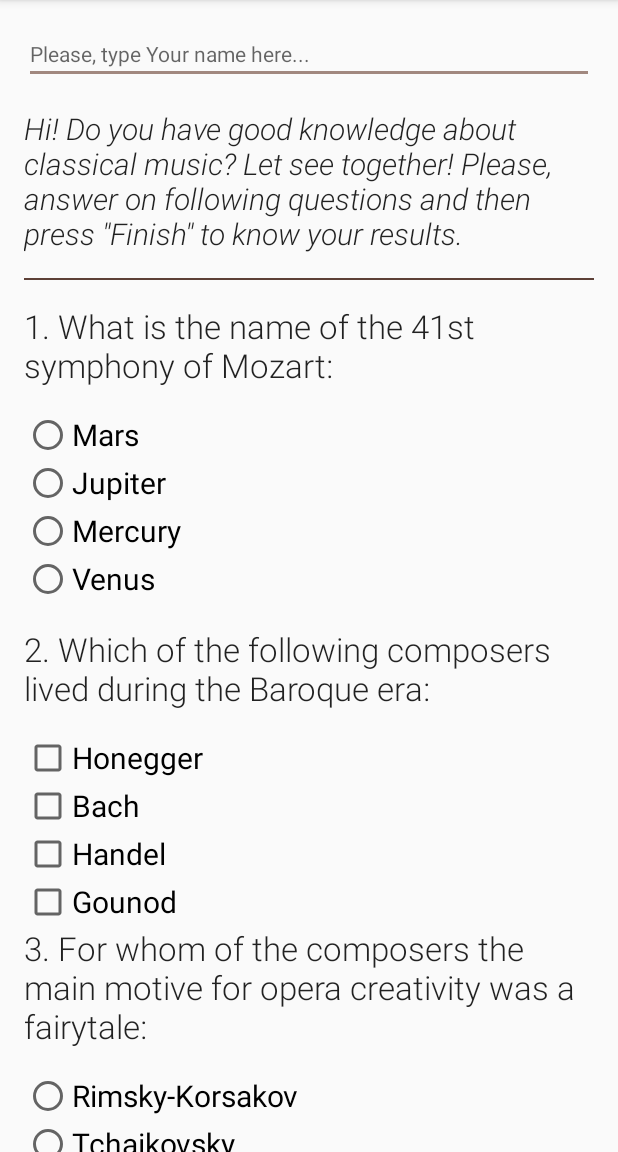
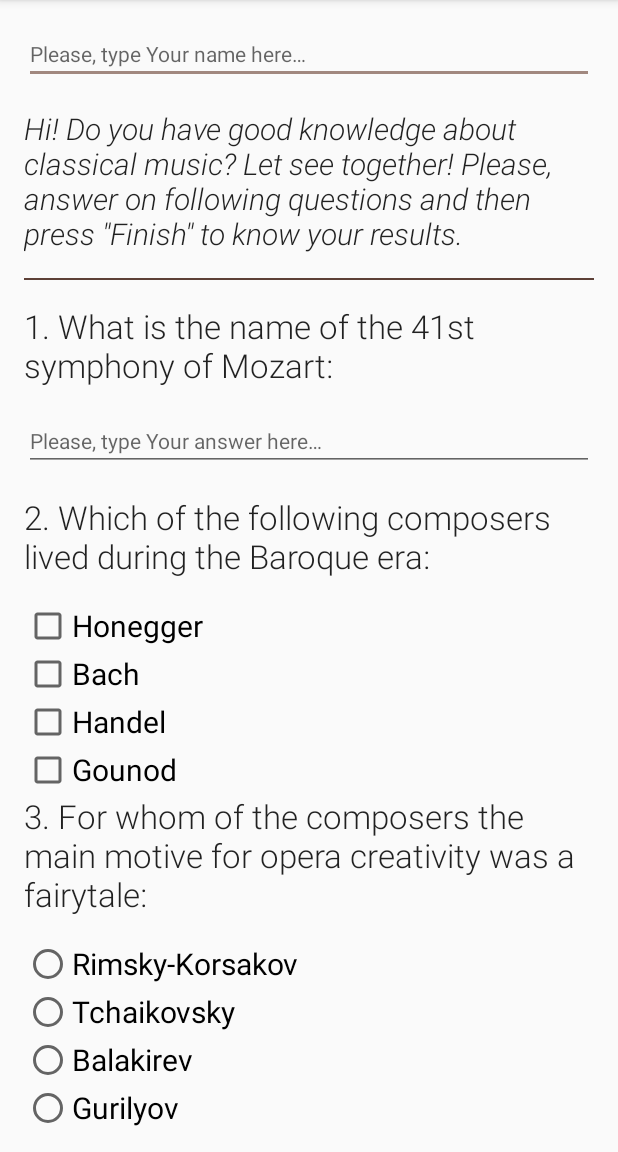
Before and after one commit to AlexanderTopchiy/classical-music-quiz-app, an Android app: the screen it shows after launch (MainActivity), on a phone screen of 412 x 824 dp, the part 84-1236 px from its top. Run offline under Robolectric (Android 15) with nearby library versions, the phone set to English and light mode, and no system bars.

Commit message:
Changed answers for question 1 from RadioButtons to EditText field.
Added saving player name when changing orientation to landscape mode.

```diff
--- a/app/src/main/res/layout/activity_main.xml
+++ b/app/src/main/res/layout/activity_main.xml
@@ -12,8 +12,8 @@
         android:padding="16dp">
 
         <EditText
+            android:id="@+id/name_edit_text"
             style="@style/nameTextField"
-            android:id="@+id/name_edit_text"
             android:hint="@string/name_edit_text" />
 
         <TextView
@@ -30,31 +30,12 @@
             style="@style/questions"
             android:text="@string/question_1" />
 
-        <RadioGroup
-            style="@style/answer_groups"
-            android:id="@+id/group_question_1">
 
-            <RadioButton
-                style="@style/answers"
-                android:id="@+id/answer_1_1"
-                android:text="@string/answer_1_1" />
+        <EditText
+            android:id="@+id/answer_1_edit_text"
+            style="@style/nameTextField"
+            android:hint="@string/answer_1_edit_text" />
 
-            <RadioButton
-                style="@style/answers"
-                android:id="@+id/answer_1_2"
-                android:text="@string/answer_1_2" />
-
-            <RadioButton
-                style="@style/answers"
-                android:id="@+id/answer_1_3"
-                android:text="@string/answer_1_3" />
-
-            <RadioButton
-                style="@style/answers"
-                android:id="@+id/answer_1_4"
-                android:text="@string/answer_1_4" />
-
-        </RadioGroup>
 
         <TextView
             style="@style/questions"
@@ -62,23 +43,23 @@
 
 
         <CheckBox
+            android:id="@+id/answer_2_1"
             style="@style/answers"
-            android:id="@+id/answer_2_1"
             android:text="@string/answer_2_1" />
 
         <CheckBox
+            android:id="@+id/answer_2_2"
             style="@style/answers"
-            android:id="@+id/answer_2_2"
             android:text="@string/answer_2_2" />
 
         <CheckBox
+            android:id="@+id/answer_2_3"
             style="@style/answers"
-            android:id="@+id/answer_2_3"
             android:text="@string/answer_2_3" />
 
         <CheckBox
+            android:id="@+id/answer_2_4"
             style="@style/answers"
-            android:id="@+id/answer_2_4"
             android:text="@string/answer_2_4" />
 
 
@@ -87,27 +68,27 @@
             android:text="@string/question_3" />
 
         <RadioGroup
-            style="@style/answer_groups"
-            android:id="@+id/group_question_3">
+            android:id="@+id/group_question_3"
+            style="@style/answer_groups">
 
             <RadioButton
+                android:id="@+id/answer_3_1"
                 style="@style/answers"
-                android:id="@+id/answer_3_1"
                 android:text="@string/answer_3_1" />
 
             <RadioButton
+                android:id="@+id/answer_3_2"
                 style="@style/answers"
-                android:id="@+id/answer_3_2"
                 android:text="@string/answer_3_2" />
 
             <RadioButton
+                android:id="@+id/answer_3_3"
                 style="@style/answers"
-                android:id="@+id/answer_3_3"
                 android:text="@string/answer_3_3" />
 
             <RadioButton
+                android:id="@+id/answer_3_4"
                 style="@style/answers"
-                android:id="@+id/answer_3_4"
                 android:text="@string/answer_3_4" />
 
         </RadioGroup>
@@ -117,27 +98,27 @@
             android:text="@string/question_4" />
 
         <RadioGroup
-            style="@style/answer_groups"
-            android:id="@+id/group_question_4">
+            android:id="@+id/group_question_4"
+            style="@style/answer_groups">
 
             <RadioButton
+                android:id="@+id/answer_4_1"
                 style="@style/answers"
-                android:id="@+id/answer_4_1"
                 android:text="@string/answer_4_1" />
 
             <RadioButton
+                android:id="@+id/answer_4_2"
                 style="@style/answers"
-                android:id="@+id/answer_4_2"
                 android:text="@string/answer_4_2" />
 
             <RadioButton
+                android:id="@+id/answer_4_3"
                 style="@style/answers"
-                android:id="@+id/answer_4_3"
                 android:text="@string/answer_4_3" />
 
             <RadioButton
+                android:id="@+id/answer_4_4"
                 style="@style/answers"
-                android:id="@+id/answer_4_4"
                 android:text="@string/answer_4_4" />
 
         </RadioGroup>
@@ -147,27 +128,27 @@
             android:text="@string/question_5" />
 
         <RadioGroup
-            style="@style/answer_groups"
-            android:id="@+id/group_question_5">
+            android:id="@+id/group_question_5"
+            style="@style/answer_groups">
 
             <RadioButton
+                android:id="@+id/answer_5_1"
                 style="@style/answers"
-                android:id="@+id/answer_5_1"
                 android:text="@string/answer_5_1" />
 
             <RadioButton
+                android:id="@+id/answer_5_2"
                 style="@style/answers"
-                android:id="@+id/answer_5_2"
                 android:text="@string/answer_5_2" />
 
             <RadioButton
+                android:id="@+id/answer_5_3"
                 style="@style/answers"
-                android:id="@+id/answer_5_3"
                 android:text="@string/answer_5_3" />
 
             <RadioButton
+                android:id="@+id/answer_5_4"
                 style="@style/answers"
-                android:id="@+id/answer_5_4"
                 android:text="@string/answer_5_4" />
 
         </RadioGroup>
@@ -177,17 +158,17 @@
             android:text="@string/question_6" />
 
         <RadioGroup
-            style="@style/answer_groups"
-            android:id="@+id/group_question_6">
+            android:id="@+id/group_question_6"
+            style="@style/answer_groups">
 
             <RadioButton
+                android:id="@+id/answer_6_1"
                 style="@style/answers"
-                android:id="@+id/answer_6_1"
                 android:text="@string/answer_6_1" />
 
             <RadioButton
+                android:id="@+id/answer_6_2"
                 style="@style/answers"
-                android:id="@+id/answer_6_2"
                 android:text="@string/answer_6_2" />
 
             <RadioButton
@@ -198,8 +179,8 @@
                 android:textSize="20sp" />
 
             <RadioButton
+                android:id="@+id/answer_6_4"
                 style="@style/answers"
-                android:id="@+id/answer_6_4"
                 android:text="@string/answer_6_4" />
 
         </RadioGroup>
@@ -209,17 +190,17 @@
             android:text="@string/question_7" />
 
         <RadioGroup
-            style="@style/answer_groups"
-            android:id="@+id/group_question_7">
+            android:id="@+id/group_question_7"
+            style="@style/answer_groups">
 
             <RadioButton
+                android:id="@+id/answer_7_1"
                 style="@style/answers"
-                android:id="@+id/answer_7_1"
                 android:text="@string/answer_7_1" />
 
             <RadioButton
+                android:id="@+id/answer_7_2"
                 style="@style/answers"
-                android:id="@+id/answer_7_2"
                 android:text="@string/answer_7_2" />
 
             <RadioButton
@@ -230,8 +211,8 @@
                 android:textSize="20sp" />
 
             <RadioButton
+                android:id="@+id/answer_7_4"
                 style="@style/answers"
-                android:id="@+id/answer_7_4"
                 android:text="@string/answer_7_4" />
 
         </RadioGroup>
@@ -241,27 +222,27 @@
             android:text="@string/question_8" />
 
         <RadioGroup
-            style="@style/answer_groups"
-            android:id="@+id/group_question_8">
+            android:id="@+id/group_question_8"
+            style="@style/answer_groups">
 
             <RadioButton
+                android:id="@+id/answer_8_1"
                 style="@style/answers"
-                android:id="@+id/answer_8_1"
                 android:text="@string/answer_8_1" />
 
             <RadioButton
+                android:id="@+id/answer_8_2"
                 style="@style/answers"
-                android:id="@+id/answer_8_2"
                 android:text="@string/answer_8_2" />
 
             <RadioButton
+                android:id="@+id/answer_8_3"
                 style="@style/answers"
-                android:id="@+id/answer_8_3"
                 android:text="@string/answer_8_3" />
 
             <RadioButton
+                android:id="@+id/answer_8_4"
                 style="@style/answers"
-                android:id="@+id/answer_8_4"
                 android:text="@string/answer_8_4" />
 
         </RadioGroup>
@@ -271,27 +252,27 @@
             android:text="@string/question_9" />
 
         <RadioGroup
-            style="@style/answer_groups"
-            android:id="@+id/group_question_9">
+            android:id="@+id/group_question_9"
+            style="@style/answer_groups">
 
             <RadioButton
+                android:id="@+id/answer_9_1"
                 style="@style/answers"
-                android:id="@+id/answer_9_1"
                 android:text="@string/answer_9_1" />
 
             <RadioButton
+                android:id="@+id/answer_9_2"
                 style="@style/answers"
-                android:id="@+id/answer_9_2"
                 android:text="@string/answer_9_2" />
 
             <RadioButton
+                android:id="@+id/answer_9_3"
                 style="@style/answers"
-                android:id="@+id/answer_9_3"
                 android:text="@string/answer_9_3" />
 
             <RadioButton
+                android:id="@+id/answer_9_4"
                 style="@style/answers"
-                android:id="@+id/answer_9_4"
                 android:text="@string/answer_9_4" />
 
         </RadioGroup>
@@ -308,41 +289,41 @@
             android:src="@drawable/quiz10" />
 
         <RadioGroup
+            android:id="@+id/group_question_10"
             style="@style/answer_groups"
-            android:id="@+id/group_question_10"
             android:layout_marginBottom="24dp">
 
             <RadioButton
+                android:id="@+id/answer_10_1"
                 style="@style/answers"
-                android:id="@+id/answer_10_1"
                 android:text="@string/answer_10_1" />
 
             <RadioButton
+                android:id="@+id/answer_10_2"
                 style="@style/answers"
-                android:id="@+id/answer_10_2"
                 android:text="@string/answer_10_2" />
 
             <RadioButton
+                android:id="@+id/answer_10_3"
                 style="@style/answers"
-                android:id="@+id/answer_10_3"
                 android:text="@string/answer_10_3" />
 
             <RadioButton
+                android:id="@+id/answer_10_4"
                 style="@style/answers"
-                android:id="@+id/answer_10_4"
                 android:text="@string/answer_10_4" />
 
         </RadioGroup>
 
         <Button
+            android:id="@+id/btn_finish"
             style="@style/buttons"
-            android:id="@+id/btn_finish"
             android:onClick="finishQuiz"
             android:text="@string/btn_finish" />
 
         <Button
+            android:id="@+id/btn_reset"
             style="@style/buttons"
-            android:id="@+id/btn_reset"
             android:onClick="resetQuiz"
             android:text="@string/btn_reset" />
 
--- a/app/src/main/res/values/strings.xml
+++ b/app/src/main/res/values/strings.xml
@@ -1,13 +1,10 @@
 <resources>
     <string name="app_name">Classical Music Quiz</string>
-    <string name="name_edit_text">Please, type Your name here...</string>
+    <string name="name_edit_text">Please, type Your name here&#8230;</string>
     <string name="invitation">Hi! Do you have good knowledge about classical music? Let see together!
         Please, answer on following questions and then press \"Finish\" to know your results.</string>
     <string name="question_1">1. What is the name of the 41st symphony of Mozart:</string>
-    <string name="answer_1_1">Mars</string>
-    <string name="answer_1_2">Jupiter</string>
-    <string name="answer_1_3">Mercury</string>
-    <string name="answer_1_4">Venus</string>
+    <string name="answer_1_edit_text">Please, type Your answer here&#8230;</string>
     <string name="question_2">2. Which of the following composers lived during the Baroque era:</string>
     <string name="answer_2_1">Honegger</string>
     <string name="answer_2_2">Baсh</string>
```
Also changed, not shown: app/src/main/java/com/example/android/classicalmusicquiz/MainActivity.java (+24 -21 lines).
